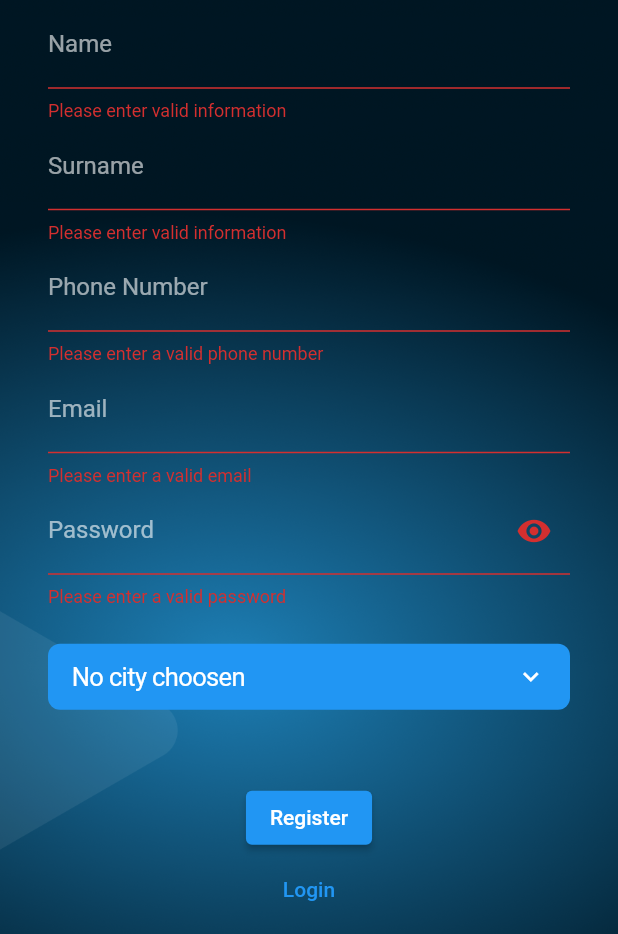
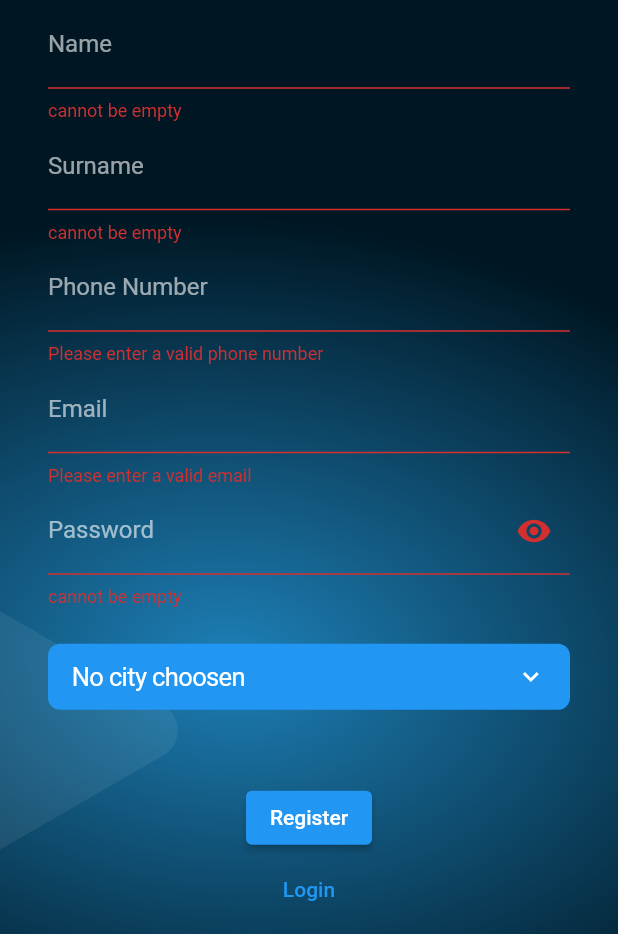
Before and after one commit to Covariancee/sertanV2, a Flutter app: the RegisterPageView screen opened directly, after a tap on "Register", on a phone screen of 412 x 824 dp, the part 302-1236 px from its top. Run offline on Flutter 3.47's test engine with Material 2 defaults, Android fonts, the phone set to English and light mode, and no system bars; our stand-ins replace mask_text_input_formatter.

Commit message:
validation

```diff
--- a/lib/pages/login_page.dart
+++ b/lib/pages/login_page.dart
@@ -1,6 +1,7 @@
 import 'package:flutter/material.dart';
 import 'package:sertan/pages/category_page.dart';
 import 'package:sertan/pages/register_page.dart';
+
 import '../widgets/text_input.dart';
 
 class LoginPageView extends StatefulWidget {
--- a/lib/provider/function_provider.dart
+++ b/lib/provider/function_provider.dart
@@ -78,7 +78,11 @@ class FunctionProvider with ChangeNotifier {
               Row(
                 mainAxisAlignment: MainAxisAlignment.spaceBetween,
                 children: [
-                  TextButton(onPressed: () {}, child: const Text("Cancel")),
+                  TextButton(
+                      onPressed: () {
+                        Navigator.of(context).pop();
+                      },
+                      child: const Text("Cancel")),
                   TextButton(
                     onPressed: () {
                       Navigator.of(context).pop();
--- a/lib/widgets/text_input.dart
+++ b/lib/widgets/text_input.dart
@@ -18,10 +18,18 @@ class _NameInputState extends State<NameInput> {
   Widget build(BuildContext context) {
     return TextFormField(
       controller: widget.controller,
+      autovalidateMode: AutovalidateMode.onUserInteraction,
       validator: (value) {
         if (value == null || value.isEmpty) {
-          return 'Please enter valid information';
-        } else {
+          return 'cannot be empty';
+        }
+        if (value.length <= 1) {
+          return 'must be longer than 2';
+        }
+        if (value.length >= 17) {
+          return 'too long';
+        }
+        {
           return null;
         }
       },
@@ -49,10 +57,18 @@ class _SurnameInputState extends State<SurnameInput> {
   Widget build(BuildContext context) {
     return TextFormField(
       controller: widget.controller,
+      autovalidateMode: AutovalidateMode.onUserInteraction,
       validator: (value) {
         if (value == null || value.isEmpty) {
-          return 'Please enter valid information';
-        } else {
+          return 'cannot be empty';
+        }
+        if (value.length <= 1) {
+          return 'must be longer than 2';
+        }
+        if (value.length >= 17) {
+          return 'too long';
+        }
+        {
           return null;
         }
       },
@@ -86,9 +102,13 @@ class _PhoneInputState extends State<PhoneInput> {
     return TextFormField(
       style: const TextStyle(color: Colors.white),
       controller: widget.controller,
+      autovalidateMode: AutovalidateMode.onUserInteraction,
       validator: (value) {
         if (value == null || value.isEmpty) {
           return 'Please enter a valid phone number';
+        }
+        if (value.length != 19) {
+          return 'too short';
         } else {
           return null;
         }
@@ -132,6 +152,9 @@ class _EmailInputState extends State<EmailInput> {
       validator: (value) {
         if (value == null || value.isEmpty || !_validateEmail(value)) {
           return 'Please enter a valid email';
+        }
+        if (value.length >= 35) {
+          return 'Please enter a valid email';
         } else {
           return null;
         }
@@ -168,8 +191,15 @@ class _PasswordInputState extends State<PasswordInput> {
       controller: widget.controller,
       validator: (value) {
         if (value == null || value.isEmpty) {
-          return 'Please enter a valid password';
-        } else {
+          return 'cannot be empty';
+        }
+        if (value.length <= 6) {
+          return 'must be longer than 6';
+        }
+        if (value.length >= 17) {
+          return 'too long';
+        }
+        {
           return null;
         }
       },
```
Also changed, not shown: lib/pages/register_page.dart (+3 -4 lines).
